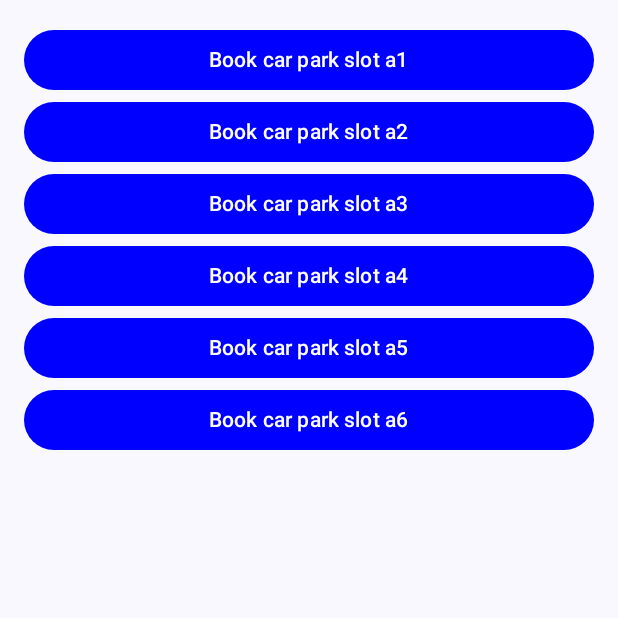
After one commit to Devilsbats/CSC2106-IOT-Team8, an Android app built with Jetpack Compose: the BookingScreen screen opened through its navigation route, on a phone screen of 412 x 824 dp, the top half of it. The commit adds this screen. Run offline under Robolectric (Android 15) with nearby library versions, the phone set to English and light mode, and no system bars.

Commit message:
Added Front End for Car Park

```diff
--- a/smart_parking/app/build.gradle.kts
+++ b/smart_parking/app/build.gradle.kts
@@ -58,6 +58,7 @@ dependencies {
     implementation(libs.androidx.ui.graphics)
     implementation(libs.androidx.ui.tooling.preview)
     implementation(libs.androidx.material3)
+    implementation(libs.androidx.navigation.compose)
     testImplementation(libs.junit)
     androidTestImplementation(libs.androidx.junit)
     androidTestImplementation(libs.androidx.espresso.core)
--- /dev/null
+++ b/smart_parking/app/src/main/java/com/example/smart_parking/BookingScreen.kt
@@ -0,0 +1,105 @@
+package com.example.smart_parking
+
+import androidx.compose.foundation.border
+import androidx.compose.foundation.layout.Arrangement
+import androidx.compose.foundation.layout.Column
+import androidx.compose.foundation.layout.Row
+import androidx.compose.foundation.layout.Spacer
+import androidx.compose.foundation.layout.fillMaxSize
+import androidx.compose.foundation.layout.fillMaxWidth
+import androidx.compose.foundation.layout.height
+import androidx.compose.foundation.layout.padding
+import androidx.compose.foundation.layout.size
+import androidx.compose.foundation.layout.width
+import androidx.compose.foundation.lazy.LazyColumn
+import androidx.compose.foundation.shape.CircleShape
+import androidx.compose.material3.*
+import androidx.compose.material.icons.Icons
+import androidx.compose.material.icons.filled.Home
+import androidx.compose.material3.Icon
+import androidx.compose.material3.MaterialTheme
+import androidx.compose.material3.Surface
+import androidx.compose.runtime.Composable
+import androidx.compose.runtime.MutableState
+import androidx.compose.runtime.getValue
+import androidx.compose.runtime.mutableFloatStateOf
+import androidx.compose.runtime.mutableStateOf
+import androidx.compose.runtime.remember
+import androidx.compose.runtime.saveable.rememberSaveable
+import androidx.compose.runtime.setValue
+import androidx.compose.ui.Alignment
+import androidx.compose.ui.Modifier
+import androidx.compose.ui.graphics.Color
+import androidx.compose.ui.tooling.preview.Preview
+import androidx.compose.ui.unit.dp
+import androidx.navigation.NavController
+import androidx.navigation.compose.rememberNavController
+import com.example.smart_parking.ui.theme.Smart_parkingTheme
+
+//Joo Wee
+fun carParkList(): List<String> {
+    return (1..6).map { "a$it" }
+}
+@Composable
+fun BookingScreen(
+    modifier: Modifier = Modifier,
+    navController: NavController = rememberNavController(),
+    userName: MutableState<String> = mutableStateOf(""),
+    bookingLocation: MutableState<String> = mutableStateOf(""),
+) {
+    // Get from list
+    val carParkList = carParkList()
+    var curSelectedIndex by rememberSaveable { mutableStateOf(0) }
+    var curProb by rememberSaveable { mutableFloatStateOf(0.0F) }
+
+    Column(
+        modifier = Modifier
+            .fillMaxSize()
+            .padding(16.dp),
+        verticalArrangement = Arrangement.spacedBy(16.dp),
+        horizontalAlignment = Alignment.CenterHorizontally
+    ) {
+        Column(
+            verticalArrangement = Arrangement.spacedBy(16.dp),
+            horizontalAlignment = Alignment.CenterHorizontally
+        ) {
+            LazyColumn {
+                items(carParkList.size) { index ->
+                    var isTaken by remember { mutableStateOf(true) }
+                    Button(
+                        onClick = {
+                            navController.navigate(Screen.ConfirmScreen.route)
+                            bookingLocation.value = carParkList[index]
+                            isTaken = false
+
+                        },
+                        enabled = isTaken,
+                        colors = ButtonDefaults.buttonColors(
+                            contentColor = Color.White,
+                            containerColor = Color.Blue
+                        ),
+                        modifier = Modifier
+                            .then(if (isTaken) Modifier.fillMaxWidth() else Modifier.fillMaxWidth(0.5f))
+
+                    ) {
+                        Text(text = "Book car park slot ${carParkList[index]}")
+                    }
+                }
+            }
+        }
+    }
+}
+
+@Preview
+@Composable
+fun BookingScreenPreview() {
+    Smart_parkingTheme {
+        // A surface container using the 'background' color from the theme
+        Surface(
+            modifier = Modifier.fillMaxSize(),
+            color = MaterialTheme.colorScheme.background
+        ) {
+            BookingScreen()
+        }
+    }
+}
--- a/smart_parking/app/src/main/java/com/example/smart_parking/MainActivity.kt
+++ b/smart_parking/app/src/main/java/com/example/smart_parking/MainActivity.kt
@@ -16,6 +16,8 @@ import androidx.compose.runtime.rememberCoroutineScope
 import androidx.compose.runtime.saveable.rememberSaveable
 import androidx.compose.runtime.setValue
 import androidx.compose.ui.Modifier
+import androidx.compose.ui.tooling.preview.Preview
+import androidx.navigation.compose.rememberNavController
 import com.example.smart_parking.ui.theme.Smart_parkingTheme
 import com.google.gson.Gson
 import io.ktor.client.HttpClient
@@ -30,14 +32,7 @@ class MainActivity : ComponentActivity() {
     override fun onCreate(savedInstanceState: Bundle?) {
         super.onCreate(savedInstanceState)
         setContent {
-            Smart_parkingTheme {
-                Surface(
-                    modifier = Modifier.fillMaxSize(),
-                    color = MaterialTheme.colorScheme.background
-                ) {
-                    HomeScreen()
-                }
-            }
+            MainApp()
         }
     }
 }
@@ -84,3 +79,22 @@ fun HomeScreen(modifier: Modifier = Modifier) {
         }
     }
 }
+
+@Preview(showBackground = true)
+@Composable
+fun MainApp() {
+    Smart_parkingTheme {
+        // A surface container using the 'background' color from the theme
+        Surface(
+            modifier = Modifier.fillMaxSize(),
+            color = MaterialTheme.colorScheme.background
+        ) {
+            //TODO: state hoisting: define userInput and score state here
+            var userName = rememberSaveable { mutableStateOf("") }
+            var bookingLocation = rememberSaveable { mutableStateOf("") }
+            var navController = rememberNavController() //TODO: state hoisting: define userInput and score state here
+            NavGraph(navController, userName, bookingLocation) //TODO: pass the navController, userInput, score to NavGraph
+
+        }
+    }
+}
--- /dev/null
+++ b/smart_parking/app/src/main/java/com/example/smart_parking/NavGraph.kt
@@ -0,0 +1,36 @@
+package com.example.smart_parking
+
+import androidx.compose.runtime.Composable
+import androidx.compose.runtime.MutableState
+import androidx.navigation.NavHostController
+import androidx.navigation.compose.NavHost
+import androidx.navigation.compose.composable
+
+sealed class Screen(val route: String){
+    object StartScreen: Screen(route = "start_screen")
+    object BookingScreen: Screen(route = "booking_screen")
+    object ConfirmScreen: Screen(route = "confirm_screen")
+}
+
+@Composable
+fun NavGraph(
+    navController: NavHostController,
+    userName: MutableState<String>,
+    bookingLocation: MutableState<String>
+) {
+    NavHost(
+        navController = navController,
+        startDestination = Screen.StartScreen.route //TODO: define the start screen
+    ){
+        //TODO: add composable(route)
+        composable(Screen.StartScreen.route) {
+            StartScreen(navController=navController, userName = userName)
+        }
+        composable(Screen.BookingScreen.route) {
+            BookingScreen(navController=navController, userName = userName, bookingLocation = bookingLocation)
+        }
+        composable(Screen.ConfirmScreen.route) {
+            ConfirmScreen(navController=navController, userName = userName, bookingLocation = bookingLocation)
+        }
+    }
+}
--- /dev/null
+++ b/smart_parking/app/src/main/java/com/example/smart_parking/StartScreen.kt
@@ -0,0 +1,90 @@
+package com.example.smart_parking
+
+import androidx.compose.foundation.layout.Arrangement
+import androidx.compose.foundation.layout.Column
+import androidx.compose.foundation.layout.Spacer
+import androidx.compose.foundation.layout.fillMaxSize
+import androidx.compose.foundation.layout.fillMaxWidth
+import androidx.compose.foundation.layout.height
+import androidx.compose.foundation.layout.padding
+import androidx.compose.material3.Button
+import androidx.compose.material3.ButtonDefaults
+import androidx.compose.material3.MaterialTheme
+import androidx.compose.material3.Surface
+import androidx.compose.material3.Text
+import androidx.compose.material3.TextField
+import androidx.compose.runtime.Composable
+import androidx.compose.runtime.MutableState
+import androidx.compose.runtime.getValue
+import androidx.compose.runtime.mutableStateOf
+import androidx.compose.runtime.remember
+import androidx.compose.runtime.setValue
+import androidx.compose.ui.Alignment
+import androidx.compose.ui.Modifier
+import androidx.compose.ui.graphics.Color
+import androidx.compose.ui.tooling.preview.Preview
+import androidx.compose.ui.unit.dp
+import androidx.navigation.NavController
+import androidx.navigation.compose.rememberNavController
+import com.example.smart_parking.ui.theme.Smart_parkingTheme
+
+
+@Composable
+fun StartScreen(
+    modifier: Modifier = Modifier,
+    navController: NavController = rememberNavController(),
+    userName: MutableState<String> = mutableStateOf("")
+) {
+    var buttonEnabled by remember { mutableStateOf(false) }
+    Column(
+        modifier = Modifier
+            .fillMaxSize()
+            .padding(16.dp),
+        verticalArrangement = Arrangement.Center,
+        horizontalAlignment = Alignment.CenterHorizontally
+    ) {
+        Text(text = "Smart Parking Application", style = MaterialTheme.typography.titleLarge)
+        Spacer(modifier = Modifier.height(20.dp))
+        Text(text = "Username: ")
+        TextField(
+            value = userName.value,
+            onValueChange = {
+                userName.value = it
+                buttonEnabled = it.isNotBlank()
+            },
+            modifier = Modifier,
+            label = { Text(text = "name", style = MaterialTheme.typography.labelSmall) },
+        )
+        Button(
+            onClick = {
+                navController.navigate(Screen.BookingScreen.route)
+            },
+            enabled = buttonEnabled,
+            colors = ButtonDefaults.buttonColors(
+                contentColor = Color.White,
+                containerColor = Color.Blue
+            ),
+            modifier = Modifier
+                .align(Alignment.End)
+                .fillMaxWidth()
+
+        ) {
+            Text(text = "Enter")
+        }
+    }
+}
+
+
+@Preview
+@Composable
+fun StartScreenPreview() {
+    Smart_parkingTheme {
+        // A surface container using the 'background' color from the theme
+        Surface(
+            modifier = Modifier.fillMaxSize(),
+            color = MaterialTheme.colorScheme.background
+        ) {
+            StartScreen()
+        }
+    }
+}
--- a/smart_parking/gradle/libs.versions.toml
+++ b/smart_parking/gradle/libs.versions.toml
@@ -8,6 +8,7 @@ espressoCore = "3.5.1"
 lifecycleRuntimeKtx = "2.7.0"
 activityCompose = "1.8.2"
 composeBom = "2023.08.00"
+navigationCompose = "2.7.7"
 
 [libraries]
 androidx-core-ktx = { group = "androidx.core", name = "core-ktx", version.ref = "coreKtx" }
@@ -24,6 +25,7 @@ androidx-ui-tooling-preview = { group = "androidx.compose.ui", name = "ui-toolin
 androidx-ui-test-manifest = { group = "androidx.compose.ui", name = "ui-test-manifest" }
 androidx-ui-test-junit4 = { group = "androidx.compose.ui", name = "ui-test-junit4" }
 androidx-material3 = { group = "androidx.compose.material3", name = "material3" }
+androidx-navigation-compose = { group = "androidx.navigation", name = "navigation-compose", version.ref = "navigationCompose" }
 
 [plugins]
 androidApplication = { id = "com.android.application", version.ref = "agp" }
```
Also changed, not shown: smart_parking/app/src/main/java/com/example/smart_parking/ConfirmScreen.kt (added, +77 -0 lines).
